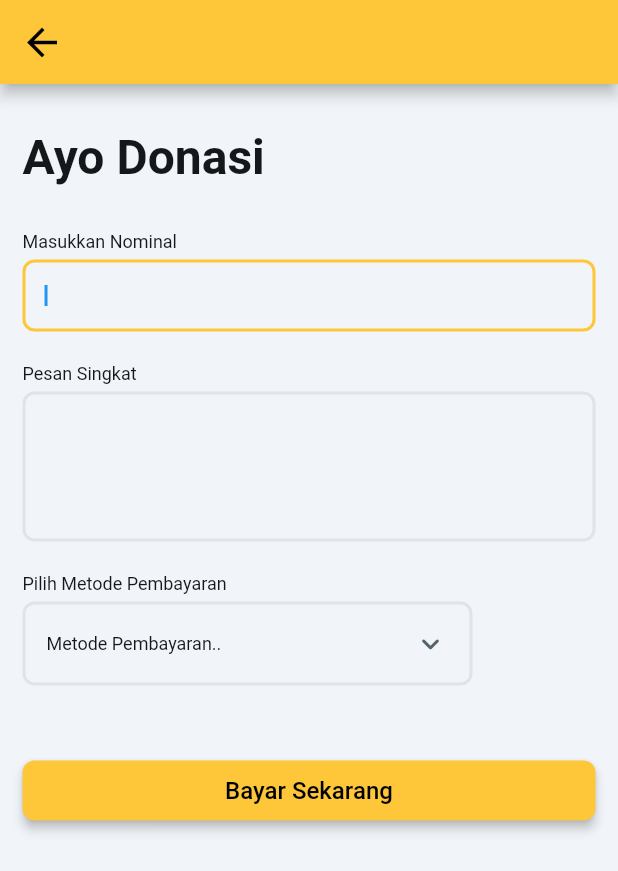
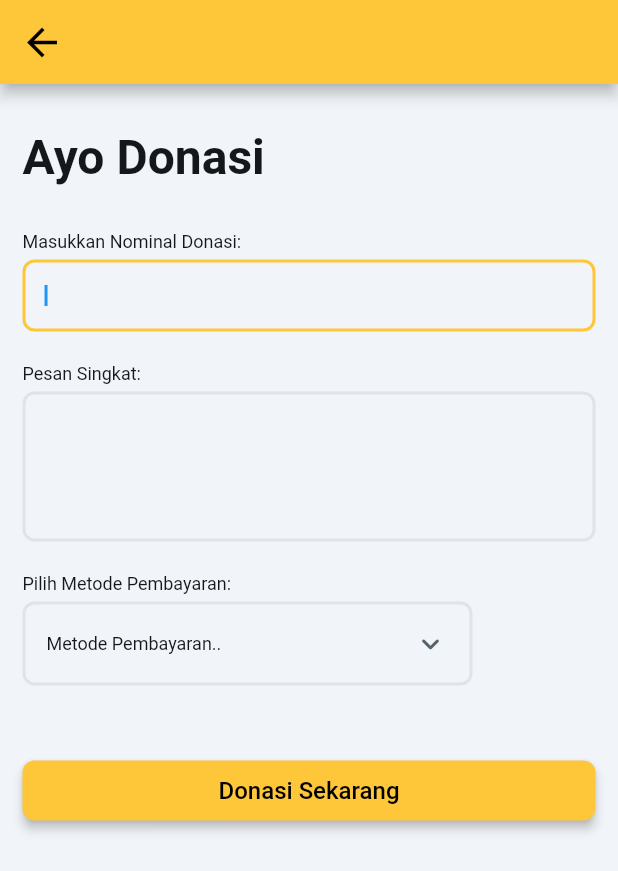
Before and after one commit to ngodeing/mimpi_kita, a Flutter app: the DonationWidget screen opened directly with empty values, on a phone screen of 412 x 824 dp. Shown: the top 871 px of the screen. Run offline on Flutter 3.47's test engine with Material 3 defaults, Android fonts, the phone set to English and light mode, and no system bars; drawn by our look-alikes of auto_size_text; our stand-ins replace cloud_firestore, dropdown_button2, file_picker, firebase_auth, firebase_core, firebase_storage and 15 more; missing offline and left inert: json_path, mime_type; accounts and stored records are empty; network calls fail; Roboto replaces fonts that are missing (Readex Pro); statements that could not run were skipped.

Commit message:
menambahkan teks

```diff
--- a/lib/donation/donation_widget.dart
+++ b/lib/donation/donation_widget.dart
@@ -124,7 +124,7 @@ class _DonationWidgetState extends State<DonationWidget> {
                               padding: EdgeInsetsDirectional.fromSTEB(
                                   0.0, 10.0, 0.0, 0.0),
                               child: Text(
-                                'Masukkan Nominal',
+                                'Masukkan Nominal Donasi:',
                                 style: FlutterFlowTheme.of(context)
                                     .bodyMedium
                                     .override(
@@ -203,7 +203,7 @@ class _DonationWidgetState extends State<DonationWidget> {
                               padding: EdgeInsetsDirectional.fromSTEB(
                                   0.0, 16.0, 0.0, 0.0),
                               child: Text(
-                                'Pesan Singkat',
+                                'Pesan Singkat:',
                                 style: FlutterFlowTheme.of(context)
                                     .bodyMedium
                                     .override(
@@ -283,7 +283,7 @@ class _DonationWidgetState extends State<DonationWidget> {
                               padding: EdgeInsetsDirectional.fromSTEB(
                                   0.0, 16.0, 0.0, 0.0),
                               child: Text(
-                                'Pilih Metode Pembayaran',
+                                'Pilih Metode Pembayaran:',
                                 style: FlutterFlowTheme.of(context)
                                     .bodyMedium
                                     .override(
@@ -460,7 +460,7 @@ class _DonationWidgetState extends State<DonationWidget> {
                                         }
                                       }
                                     },
-                                    text: 'Bayar Sekarang',
+                                    text: 'Donasi Sekarang',
                                     options: FFButtonOptions(
                                       width: double.infinity,
                                       height: 40.0,
```
